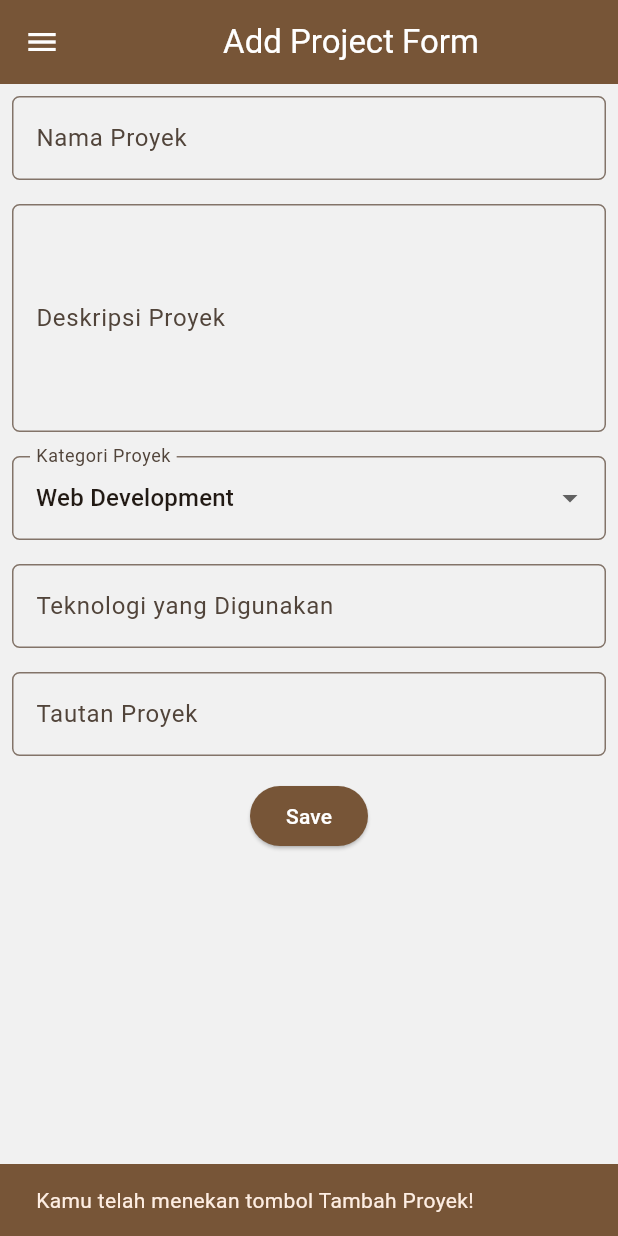
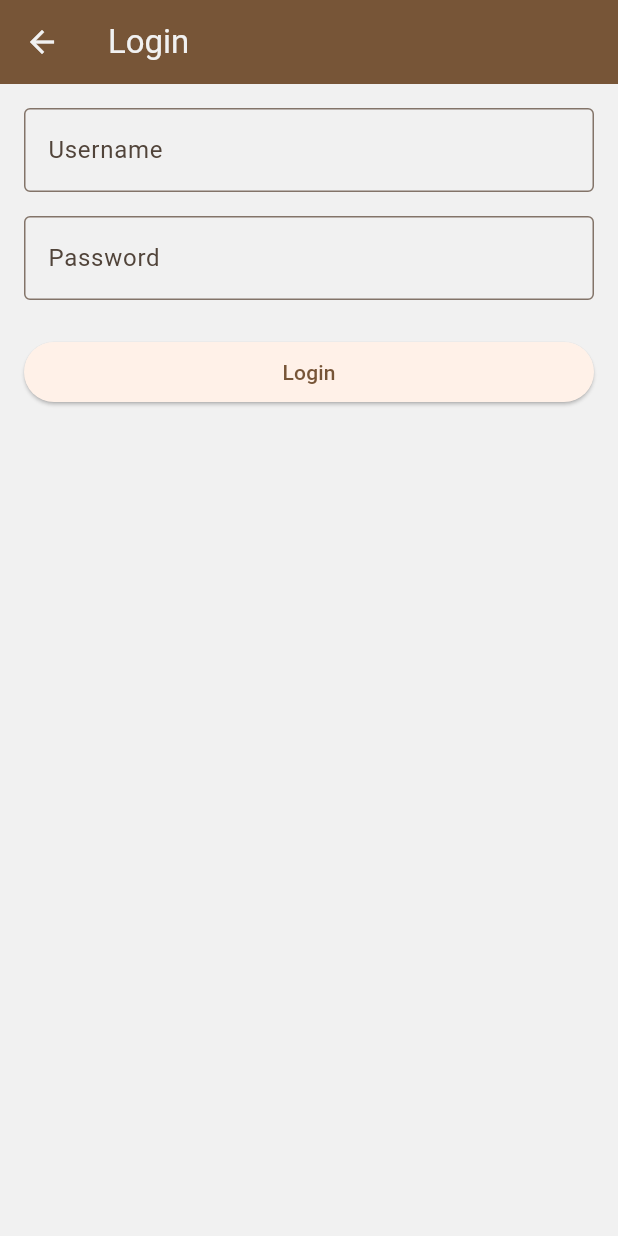
Before and after one commit to rachelinmiyuki/myportofolio_mobile, a Flutter app: the screen it shows after launch, after a tap on "Tambah Proyek", on a phone screen of 412 x 824 dp. Run offline on Flutter 3.47's test engine with Material 3 defaults, Android fonts, the phone set to English and light mode, and no system bars; our stand-ins replace material_ui; generated files the repository leaves out were written again; network calls fail; statements that could not run were skipped.

Commit message:
feat: Tutorial 10

```diff
--- a/analysis_options.yaml
+++ b/analysis_options.yaml
@@ -18,6 +18,7 @@ analyzer:
     - windows/**
     - macos/**
     - linux/**
+    - "**/*.g.dart"
 
 linter:
   # The lint rules applied to this project can be customized in the
--- /dev/null
+++ b/lib/config.dart
@@ -0,0 +1,6 @@
+
+/// Base URL of the Django REST Framework backend.
+const String apiBaseUrl = String.fromEnvironment(
+  'API_BASE_URL',
+  defaultValue: 'http://10.0.2.2:8000',
+);
--- /dev/null
+++ b/lib/providers/auth_state.dart
@@ -0,0 +1,23 @@
+
+import 'package:flutter/material.dart';
+import 'package:myportofolio_mobile/services/api_client.dart';
+
+class AuthState extends ChangeNotifier {
+  String? _token;
+
+  bool get isAuthenticated => _token != null;
+  String? get token => _token;
+
+  Future<void> login(String username, String password) async {
+    _token = await ApiClient.obtainToken(username, password);
+    notifyListeners();
+  }
+
+  Future<void> logout() async {
+    if (_token != null) {
+      await ApiClient.logout(_token!);
+      _token = null;
+      notifyListeners();
+    }
+  }
+}
--- /dev/null
+++ b/lib/screens/login_screen.dart
@@ -0,0 +1,124 @@
+
+import 'package:material_ui/material_ui.dart';
+import 'package:myportofolio_mobile/services/api_client.dart';
+import 'package:myportofolio_mobile/providers/auth_state.dart';
+import 'package:provider/provider.dart';
+
+class LoginScreen extends StatefulWidget {
+  const LoginScreen({super.key});
+
+  @override
+  State<LoginScreen> createState() => _LoginScreenState();
+}
+
+class _LoginScreenState extends State<LoginScreen> {
+  final _formKey = GlobalKey<FormState>();
+
+  String _username = '';
+  String _password = '';
+  bool _isSubmitting = false;
+
+  Future<void> _submit() async {
+    if (!_formKey.currentState!.validate()) return;
+
+    setState(() {
+      _isSubmitting = true;
+    });
+
+    try {
+      await context.read<AuthState>().login(
+        _username,
+        _password,
+      );
+
+      if (!mounted) return;
+
+      Navigator.pop(context, true);
+    } on ApiException catch (e) {
+      if (!mounted) return;
+
+      ScaffoldMessenger.of(context).showSnackBar(
+        SnackBar(
+          content: Text('Login gagal (${e.statusCode})'),
+        ),
+      );
+    } catch (e) {
+      if (!mounted) return;
+
+      ScaffoldMessenger.of(context).showSnackBar(
+        SnackBar(
+          content: Text('Login gagal: $e'),
+        ),
+      );
+    } finally {
+      if (mounted) {
+        setState(() {
+          _isSubmitting = false;
+        });
+      }
+    }
+  }
+
+  @override
+  Widget build(BuildContext context) {
+    return Scaffold(
+      appBar: AppBar(
+        title: const Text('Login'),
+      ),
+      body: Form(
+        key: _formKey,
+        child: SingleChildScrollView(
+          padding: const EdgeInsets.all(16),
+          child: Column(
+            crossAxisAlignment: CrossAxisAlignment.stretch,
+            children: [
+              TextFormField(
+                decoration: const InputDecoration(
+                  hintText: 'Username',
+                  labelText: 'Username',
+                  border: OutlineInputBorder(),
+                ),
+                onChanged: (value) => _username = value,
+                validator: (value) {
+                  if (value == null || value.isEmpty) {
+                    return 'Username cannot be empty!';
+                  }
+                  return null;
+                },
+              ),
+              const SizedBox(height: 16),
+              TextFormField(
+                obscureText: true,
+                decoration: const InputDecoration(
+                  hintText: 'Password',
+                  labelText: 'Password',
+                  border: OutlineInputBorder(),
+                ),
+                onChanged: (value) => _password = value,
+                validator: (value) {
+                  if (value == null || value.isEmpty) {
+                    return 'Password cannot be empty!';
+                  }
+                  return null;
+                },
+              ),
+              const SizedBox(height: 24),
+              ElevatedButton(
+                onPressed: _isSubmitting ? null : _submit,
+                child: _isSubmitting
+                    ? const SizedBox(
+                        height: 20,
+                        width: 20,
+                        child: CircularProgressIndicator(
+                          strokeWidth: 2,
+                        ),
+                      )
+                    : const Text('Login'),
+              ),
+            ],
+          ),
+        ),
+      ),
+    );
+  }
+}
--- /dev/null
+++ b/lib/services/api_client.dart
@@ -0,0 +1,90 @@
+
+import 'dart:convert';
+
+import 'package:http/http.dart' as http;
+import 'package:myportofolio_mobile/config.dart';
+import 'package:myportofolio_mobile/models/project.dart';
+
+class ApiException implements Exception {
+  const ApiException(this.statusCode, this.message);
+
+  final int statusCode;
+  final String message;
+
+  @override
+  String toString() => 'ApiException($statusCode): $message';
+}
+
+
+class ApiClient {
+  static String get baseUrl => apiBaseUrl;
+
+  // Mengambil daftar proyek
+  static Future<List<Project>> getProjects() async {
+    final response = await http.get(
+      Uri.parse('$baseUrl/api/v1/projects/'),
+    );
+
+    if (response.statusCode == 200) {
+      final List<dynamic> data = jsonDecode(response.body);
+      return data.map((json) => Project.fromJson(json)).toList();
+    } else {
+      throw Exception('Gagal mengambil data proyek');
+    }
+  }
+
+  // Login dan mendapatkan token
+  static Future<String> obtainToken(
+    String username,
+    String password,
+  ) async {
+    final response = await http.post(
+      Uri.parse('$baseUrl/api/v1/auth/token/'),
+      headers: {'Content-Type': 'application/json'},
+      body: jsonEncode({
+        'username': username,
+        'password': password,
+      }),
+    );
+
+    if (response.statusCode == 200) {
+      final data = jsonDecode(response.body);
+      return data['token'];
+    } else {
+      throw ApiException(response.statusCode, response.body);
+    }
+  }
+
+  // Logout
+  static Future<void> logout(String token) async {
+    final response = await http.post(
+      Uri.parse('$baseUrl/api/v1/auth/logout/'),
+      headers: {
+        'Authorization': 'Token $token',
+      },
+    );
+
+    if (response.statusCode != 204) {
+      throw Exception('Logout gagal');
+    }
+  }
+
+  // Menambahkan proyek
+  static Future<void> createProject(
+    Map<String, dynamic> projectData,
+    String token,
+  ) async {
+    final response = await http.post(
+      Uri.parse('$baseUrl/api/v1/projects/'),
+      headers: {
+        'Content-Type': 'application/json',
+        'Authorization': 'Token $token',
+      },
+      body: jsonEncode(projectData),
+    );
+
+    if (response.statusCode != 201) {
+      throw Exception('Gagal menambahkan proyek: ${response.body}');
+    }
+  }
+}
--- /dev/null
+++ b/lib/widgets/auth_guard.dart
@@ -0,0 +1,22 @@
+
+import 'package:material_ui/material_ui.dart';
+import 'package:myportofolio_mobile/screens/login_screen.dart';
+import 'package:myportofolio_mobile/services/auth_state.dart';
+import 'package:provider/provider.dart';
+
+Future<bool> ensureLoggedIn(BuildContext context) async {
+  // Jika sudah login, langsung izinkan.
+  if (context.read<AuthState>().isLoggedIn) {
+    return true;
+  }
+
+  // Jika belum login, arahkan ke LoginScreen.
+  final loggedIn = await Navigator.push<bool>(
+    context,
+    MaterialPageRoute(
+      builder: (context) => const LoginScreen(),
+    ),
+  );
+
+  return loggedIn ?? false;
+}
--- a/lib/widgets/project_card.dart
+++ b/lib/widgets/project_card.dart
@@ -4,6 +4,9 @@ import 'package:myportofolio_mobile/main.dart';
 import 'package:myportofolio_mobile/screens/menu.dart';
 import 'package:myportofolio_mobile/screens/project_form.dart';
 import 'package:myportofolio_mobile/screens/experience_form.dart';
+import 'package:myportofolio_mobile/providers/auth_state.dart';
+import 'package:myportofolio_mobile/widgets/auth_guard.dart';
+import 'package:provider/provider.dart';
 
 class ItemCard extends StatelessWidget {
   final ItemHomepage item;
@@ -16,7 +19,38 @@ class ItemCard extends StatelessWidget {
       color: item.color,
       borderRadius: BorderRadius.circular(12),
       child: InkWell(
-        onTap: () {
+
+onTap: () async {
+  if (item.name == "Tambah Proyek") {
+    final loggedIn = await ensureLoggedIn(context);
+
+    if (!context.mounted || !loggedIn) return;
+
+    Navigator.push(
+      context,
+      MaterialPageRoute(
+        builder: (context) => const ProjectFormPage(),
+      ),
+    );
+  } else if (item.name == "Tambah Pengalaman") {
+    Navigator.push(
+      context,
+      MaterialPageRoute(
+        builder: (context) => const ExperienceFormPage(),
+      ),
+    );
+  } else if (item.name == "Logout") {
+    await context.read<AuthState>().logout();
+
+    if (!context.mounted) return;
+
+    ScaffoldMessenger.of(context).showSnackBar(
+      const SnackBar(
+        content: Text("Berhasil logout!"),
+        backgroundColor: AppColors.oldCopper,
+      ),
+    );
+  } else {
     ScaffoldMessenger.of(context)
       ..hideCurrentSnackBar()
       ..showSnackBar(
@@ -25,25 +59,9 @@ class ItemCard extends StatelessWidget {
           backgroundColor: AppColors.oldCopper,
         ),
       );
-
-          if (item.name == "Tambah Proyek") {
-            Navigator.push(
-              context,
-              MaterialPageRoute(
-                builder: (context) => const ProjectFormPage(),
-              ),
-            );
-          }
-
-          if (item.name == "Tambah Pengalaman") {
-            Navigator.push(
-              context,
-              MaterialPageRoute(
-                builder: (context) => const ExperienceFormPage(),
-              ),
-            );
   }
 },
+
         child: Container(
           padding: const EdgeInsets.all(8),
           child: Center(
--- a/pubspec.yaml
+++ b/pubspec.yaml
@@ -35,6 +35,9 @@ dependencies:
   # Use with the CupertinoIcons class for iOS style icons.
   cupertino_icons: ^1.0.8
   material_ui: ^1.11.1
+  http: ^1.6.0
+  provider: ^6.1.5+1
+  json_annotation: ^4.12.0
 
 dev_dependencies:
   flutter_test:
@@ -46,6 +49,8 @@ dev_dependencies:
   # package. See that file for information about deactivating specific lint
   # rules and activating additional ones.
   flutter_lints: ^6.0.0
+  build_runner: ^2.17.1
+  json_serializable: ^6.15.2
 
 # For information on the generic Dart part of this file, see the
 # following page: https://dart.dev/tools/pub/pubspec
```
Also changed, not shown: lib/models/project.dart (added, +41 -0 lines), lib/screens/project_detail.dart (added, +66 -0 lines), lib/screens/project_list.dart (added, +102 -0 lines), pubspec.lock, 2 other files. Lines whose indentation alone changed are shown as unchanged.
